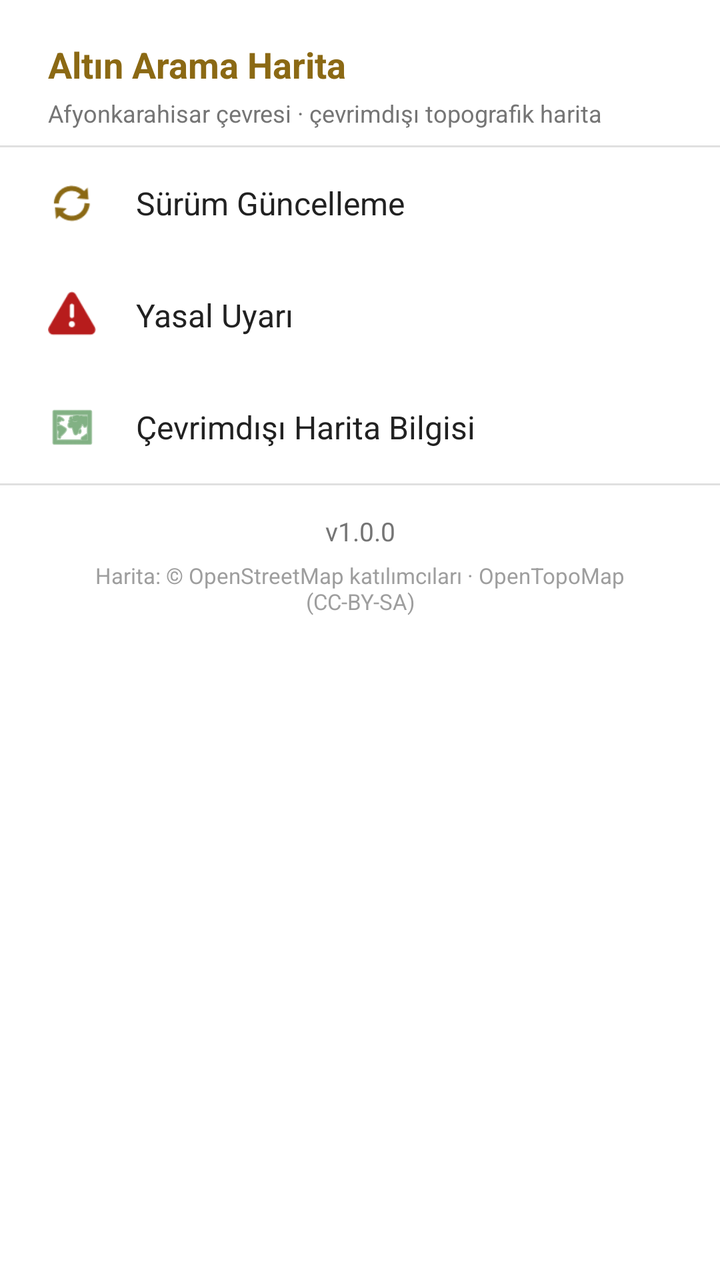
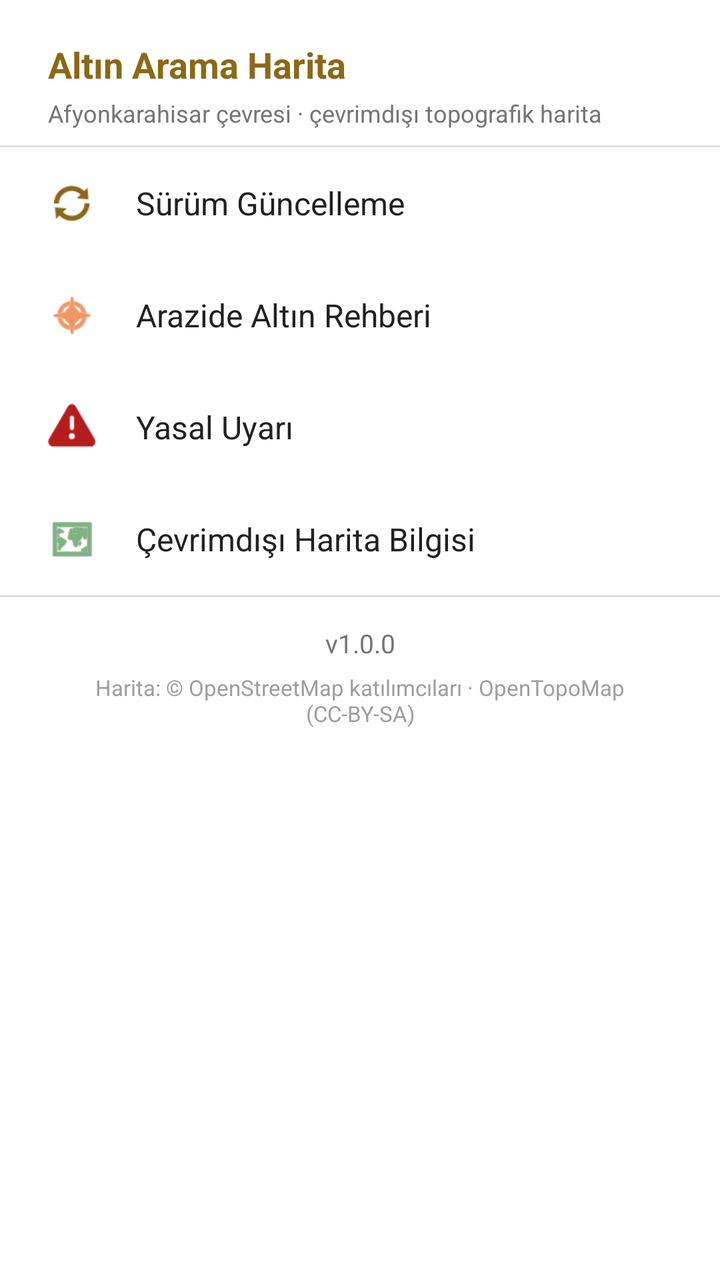

An Android layout rendered at two revisions. The XML below is the earlier revision; the diff shows what the commit changed to produce the second picture.
<!-- AndroidManifest.xml: application theme Theme.AltinAramaHarita -->
<!-- res/layout/menu_sheet.xml -->
<?xml version="1.0" encoding="utf-8"?>
<LinearLayout xmlns:android="http://schemas.android.com/apk/res/android"
    android:layout_width="match_parent"
    android:layout_height="wrap_content"
    android:orientation="vertical"
    android:background="@android:color/white"
    android:paddingTop="8dp"
    android:paddingBottom="8dp">

    
    <TextView
        android:layout_width="match_parent"
        android:layout_height="wrap_content"
        android:text="@string/menu_title"
        android:textSize="18sp"
        android:textStyle="bold"
        android:textColor="@color/colorPrimaryDark"
        android:paddingHorizontal="24dp"
        android:paddingTop="12dp"
        android:paddingBottom="4dp"/>

    <TextView
        android:layout_width="match_parent"
        android:layout_height="wrap_content"
        android:text="@string/menu_subtitle"
        android:textSize="12sp"
        android:textColor="@color/text_secondary"
        android:paddingHorizontal="24dp"
        android:paddingBottom="8dp"/>

    <View
        android:layout_width="match_parent"
        android:layout_height="1dp"
        android:background="#E0E0E0"/>

    
    <LinearLayout
        android:id="@+id/menuUpdate"
        android:layout_width="match_parent"
        android:layout_height="wrap_content"
        android:orientation="horizontal"
        android:gravity="center_vertical"
        android:background="?android:attr/selectableItemBackground"
        android:paddingHorizontal="24dp"
        android:paddingVertical="16dp">

        <ImageView
            android:layout_width="24dp"
            android:layout_height="24dp"
            android:src="@android:drawable/ic_popup_sync"
            android:contentDescription="@string/menu_update"
            android:tint="@color/colorPrimaryDark"/>

        <TextView
            android:id="@+id/menuUpdateText"
            android:layout_width="0dp"
            android:layout_height="wrap_content"
            android:layout_weight="1"
            android:layout_marginStart="20dp"
            android:text="@string/menu_update"
            android:textSize="16sp"
            android:textColor="@color/text_primary"/>

        <TextView
            android:id="@+id/menuUpdateBadge"
            android:layout_width="wrap_content"
            android:layout_height="wrap_content"
            android:text="YENİ"
            android:textSize="11sp"
            android:textStyle="bold"
            android:textColor="#FFFFFF"
            android:background="#C62828"
            android:paddingHorizontal="8dp"
            android:paddingVertical="2dp"
            android:visibility="gone"/>
    </LinearLayout>

    
    <LinearLayout
        android:id="@+id/menuLegal"
        android:layout_width="match_parent"
        android:layout_height="wrap_content"
        android:orientation="horizontal"
        android:gravity="center_vertical"
        android:background="?android:attr/selectableItemBackground"
        android:paddingHorizontal="24dp"
        android:paddingVertical="16dp">

        <ImageView
            android:layout_width="24dp"
            android:layout_height="24dp"
            android:src="@android:drawable/ic_dialog_alert"
            android:contentDescription="@string/menu_legal"
            android:tint="#B71C1C"/>

        <TextView
            android:layout_width="0dp"
            android:layout_height="wrap_content"
            android:layout_weight="1"
            android:layout_marginStart="20dp"
            android:text="@string/menu_legal"
            android:textSize="16sp"
            android:textColor="@color/text_primary"/>
    </LinearLayout>

    
    <LinearLayout
        android:id="@+id/menuOfflineInfo"
        android:layout_width="match_parent"
        android:layout_height="wrap_content"
        android:orientation="horizontal"
        android:gravity="center_vertical"
        android:background="?android:attr/selectableItemBackground"
        android:paddingHorizontal="24dp"
        android:paddingVertical="16dp">

        <ImageView
            android:layout_width="24dp"
            android:layout_height="24dp"
            android:src="@android:drawable/ic_menu_mapmode"
            android:contentDescription="@string/menu_offline"
            android:tint="#2E7D32"/>

        <TextView
            android:layout_width="0dp"
            android:layout_height="wrap_content"
            android:layout_weight="1"
            android:layout_marginStart="20dp"
            android:text="@string/menu_offline"
            android:textSize="16sp"
            android:textColor="@color/text_primary"/>
    </LinearLayout>

    <View
        android:layout_width="match_parent"
        android:layout_height="1dp"
        android:background="#E0E0E0"/>

    
    <TextView
        android:id="@+id/menuVersion"
        android:layout_width="match_parent"
        android:layout_height="wrap_content"
        android:gravity="center"
        android:paddingHorizontal="24dp"
        android:paddingTop="14dp"
        android:paddingBottom="6dp"
        android:textSize="13sp"
        android:textColor="@color/text_secondary"
        android:text="v1.0.0"/>

    <TextView
        android:layout_width="match_parent"
        android:layout_height="wrap_content"
        android:gravity="center"
        android:paddingHorizontal="24dp"
        android:paddingBottom="16dp"
        android:textSize="11sp"
        android:textColor="#9E9E9E"
        android:text="@string/menu_version_note"/>

</LinearLayout>
<!-- resources referenced by this layout -->
<resources>
  <color name="colorPrimaryDark">#8B6914</color>
  <color name="text_primary">#212121</color>
  <color name="text_secondary">#757575</color>
  <string name="menu_legal">Yasal Uyarı</string>
  <string name="menu_offline">Çevrimdışı Harita Bilgisi</string>
  <string name="menu_subtitle">Afyonkarahisar çevresi · çevrimdışı topografik harita</string>
  <string name="menu_title">Altın Arama Harita</string>
  <string name="menu_update">Sürüm Güncelleme</string>
  <string name="menu_version_note">Harita: © OpenStreetMap katılımcıları · OpenTopoMap (CC-BY-SA)</string>
  <style name="Theme.AltinAramaHarita" parent="Theme.MaterialComponents.DayNight.NoActionBar">
          
          <item name="colorPrimary">@color/colorPrimary</item>
          <item name="colorPrimaryDark">@color/colorPrimaryDark</item>
          <item name="colorAccent">@color/colorAccent</item>
          
          <item name="android:statusBarColor" tools:targetApi="l">@color/colorPrimaryDark</item>
          <item name="android:windowLightStatusBar">false</item>
      </style>
  <color name="colorPrimary">#B8860B</color>
  <color name="colorAccent">#FFD700</color>
</resources>

<!-- the commit's change to res/layout/menu_sheet.xml (unified diff, before → after) -->
@@ -73,6 +73,34 @@
             android:paddingHorizontal="8dp"
             android:paddingVertical="2dp"
             android:visibility="gone"/>
+    </LinearLayout>
+
+    
+    <LinearLayout
+        android:id="@+id/menuGuide"
+        android:layout_width="match_parent"
+        android:layout_height="wrap_content"
+        android:orientation="horizontal"
+        android:gravity="center_vertical"
+        android:background="?android:attr/selectableItemBackground"
+        android:paddingHorizontal="24dp"
+        android:paddingVertical="16dp">
+
+        <ImageView
+            android:layout_width="24dp"
+            android:layout_height="24dp"
+            android:src="@android:drawable/ic_menu_compass"
+            android:contentDescription="@string/menu_guide"
+            android:tint="#E65100"/>
+
+        <TextView
+            android:layout_width="0dp"
+            android:layout_height="wrap_content"
+            android:layout_weight="1"
+            android:layout_marginStart="20dp"
+            android:text="@string/menu_guide"
+            android:textSize="16sp"
+            android:textColor="@color/text_primary"/>
     </LinearLayout>
 
     
<!-- resource entries referenced after the edit -->
@@ -3,6 +3,7 @@
   <color name="colorPrimaryDark">#8B6914</color>
   <color name="text_primary">#212121</color>
   <color name="text_secondary">#757575</color>
+  <string name="menu_guide">Arazide Altın Rehberi</string>
   <string name="menu_legal">Yasal Uyarı</string>
   <string name="menu_offline">Çevrimdışı Harita Bilgisi</string>
   <string name="menu_subtitle">Afyonkarahisar çevresi · çevrimdışı topografik harita</string>
